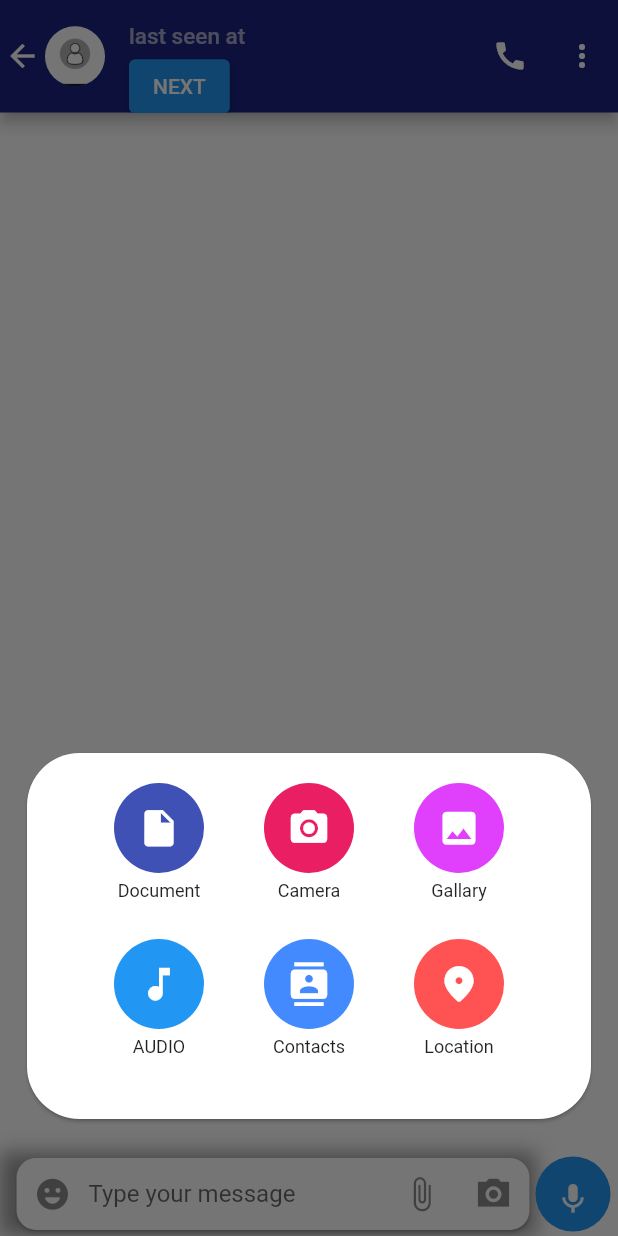
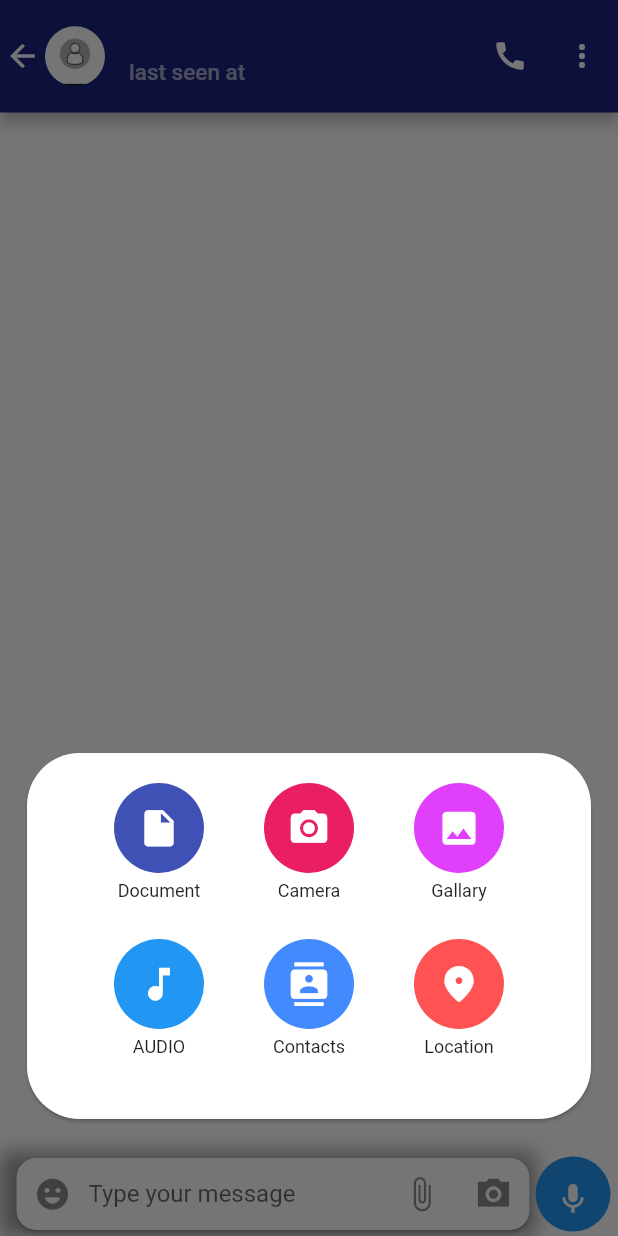
Before and after one commit to lailesh1999/chat_Application, a Flutter app: the indivisual screen opened directly with empty values, item 2 of the bottom bar chosen, on a phone screen of 412 x 824 dp. Run offline on Flutter 3.47's test engine with Material 2 defaults, Android fonts, the phone set to English and light mode, and no system bars; our stand-ins replace anim_search_bar, audioplayers, camera, contacts_service, curved_navigation_bar, file_picker and 6 more; missing offline and left inert: fading_image_button, image_compression_flutter, orientation, record_mp3, video_compress, wp_search_bar; accounts and stored records are empty.

```diff
--- a/lib/screens/indivisualScreen.dart
+++ b/lib/screens/indivisualScreen.dart
@@ -243,14 +243,14 @@ class _indivisualState extends State<indivisual>
                   "last seen at " + widget.chatModel.time,
                   style: TextStyle(fontSize: 15, color: Colors.white60),
                 ),
-                ElevatedButton(
+               /* ElevatedButton(
                     onPressed: () {
                       Navigator.push(
                           context,
                           MaterialPageRoute(
                               builder: (context) => ZoomButton()));
                     },
-                    child: Text("NEXT"))
+                    child: Text("NEXT"))*/
               ],
             ),
           ),
@@ -397,7 +397,7 @@ class _indivisualState extends State<indivisual>
                                       size: 25,
                                     ),
                                     onPressed: () {
-                                      runCamera();
+                                     runCamera();
                                     },
                                   ),
                                 ],
```
Also changed, not shown: lib/screens/ImageVideoPicker.dart (+4 -4 lines), pubspec.lock, 5 other files.
